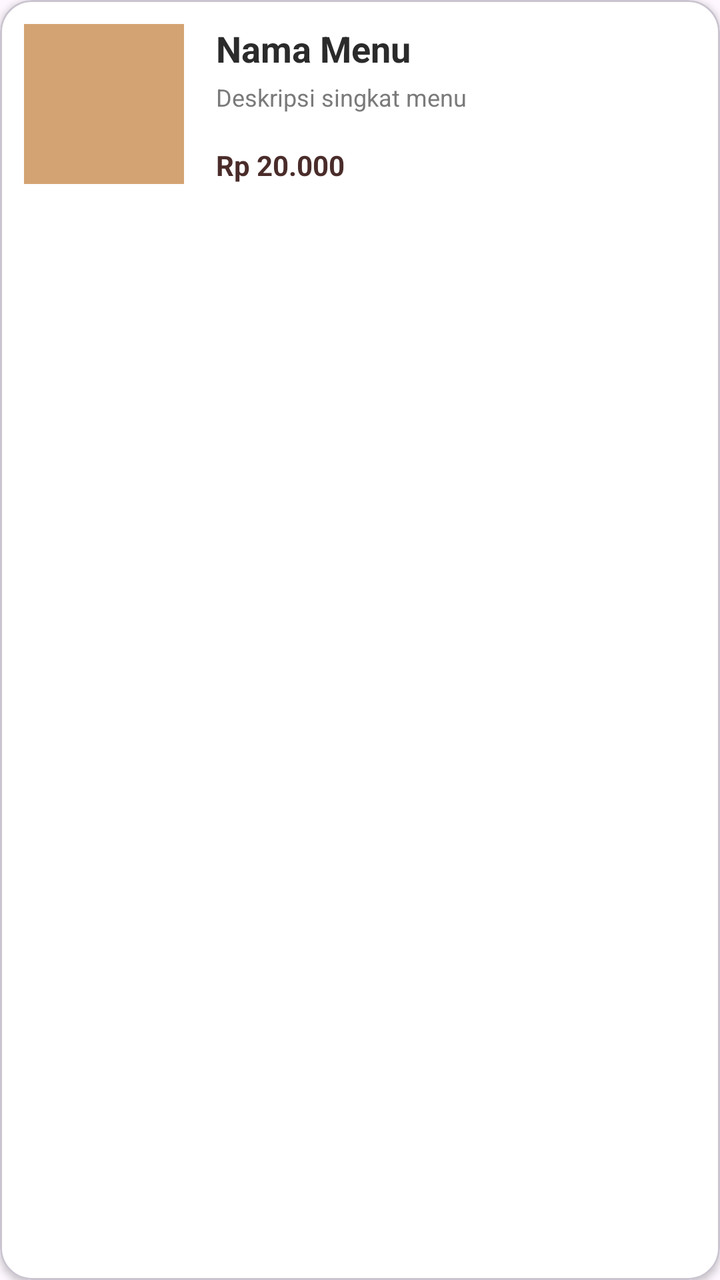
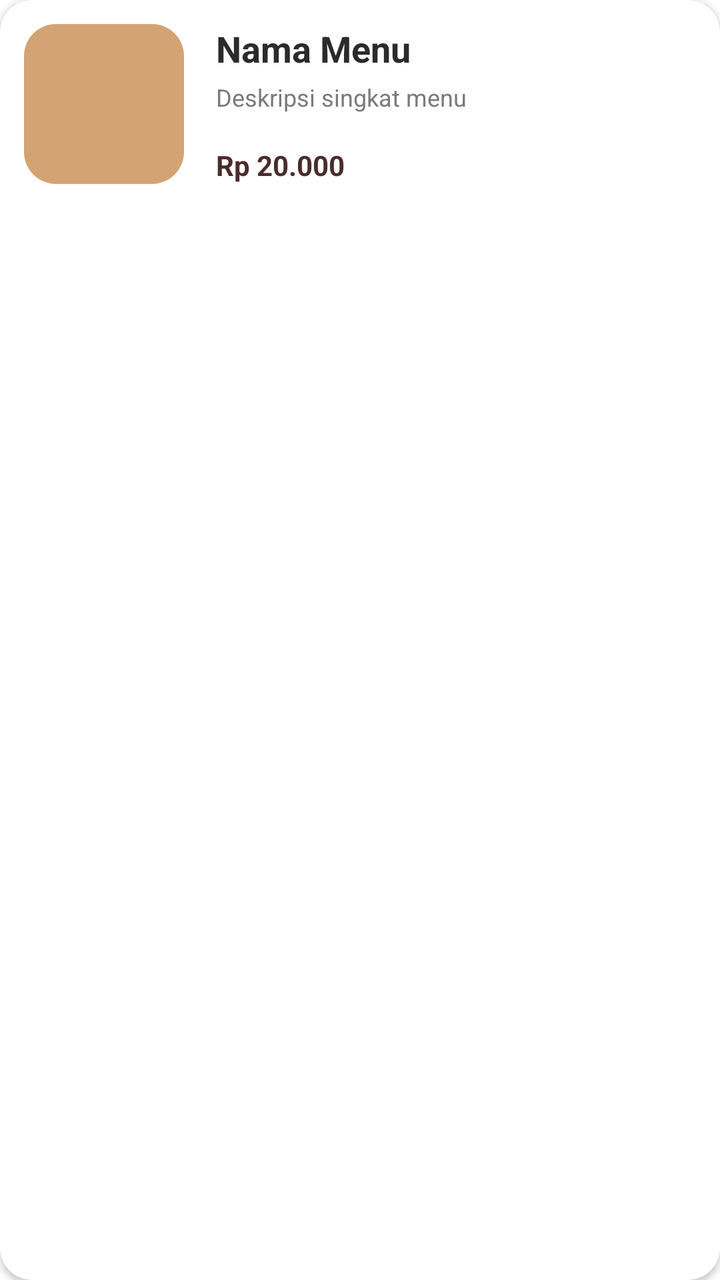

Before-and-after screenshots of an Android layout around one commit, followed by the original layout XML and the change that was made.
<!-- AndroidManifest.xml: application theme Theme.KopiDanNyemil -->
<!-- res/layout/item_menu.xml -->
<?xml version="1.0" encoding="utf-8"?>
<com.google.android.material.card.MaterialCardView xmlns:android="http://schemas.android.com/apk/res/android"
    xmlns:app="http://schemas.android.com/apk/res-auto"
    android:layout_width="match_parent"
    android:layout_height="wrap_content"
    android:layout_marginHorizontal="16dp"
    android:layout_marginVertical="8dp"
    app:cardBackgroundColor="@color/surface"
    app:cardCornerRadius="16dp"
    app:cardElevation="2dp">

    <androidx.constraintlayout.widget.ConstraintLayout
        android:layout_width="match_parent"
        android:layout_height="wrap_content"
        android:padding="12dp">

        
        <ImageView
            android:id="@+id/imgMenu"
            android:layout_width="80dp"
            android:layout_height="80dp"
            android:background="@color/secondary"
            android:scaleType="centerCrop"
            app:layout_constraintBottom_toBottomOf="parent"
            app:layout_constraintStart_toStartOf="parent"
            app:layout_constraintTop_toTopOf="parent" />

        
        <TextView
            android:id="@+id/tvMenuName"
            android:layout_width="0dp"
            android:layout_height="wrap_content"
            android:layout_marginStart="16dp"
            android:text="Nama Menu"
            android:textColor="@color/text_primary"
            android:textSize="18sp"
            android:textStyle="bold"
            app:layout_constraintEnd_toEndOf="parent"
            app:layout_constraintStart_toEndOf="@+id/imgMenu"
            app:layout_constraintTop_toTopOf="@+id/imgMenu" />

        
        <TextView
            android:id="@+id/tvMenuDesc"
            android:layout_width="0dp"
            android:layout_height="wrap_content"
            android:layout_marginStart="16dp"
            android:layout_marginTop="4dp"
            android:text="Deskripsi singkat menu"
            android:textColor="@color/text_secondary"
            android:textSize="12sp"
            app:layout_constraintEnd_toEndOf="parent"
            app:layout_constraintStart_toEndOf="@+id/imgMenu"
            app:layout_constraintTop_toBottomOf="@+id/tvMenuName" />

        
        <TextView
            android:id="@+id/tvMenuPrice"
            android:layout_width="wrap_content"
            android:layout_height="wrap_content"
            android:layout_marginStart="16dp"
            android:layout_marginTop="8dp"
            android:text="Rp 20.000"
            android:textColor="@color/primary"
            android:textSize="14sp"
            android:textStyle="bold"
            app:layout_constraintBottom_toBottomOf="@+id/imgMenu"
            app:layout_constraintStart_toEndOf="@+id/imgMenu" />

    </androidx.constraintlayout.widget.ConstraintLayout>
</com.google.android.material.card.MaterialCardView>
<!-- resources referenced by this layout -->
<resources>
  <color name="primary">#4A2C2A</color>
  <color name="secondary">#D4A373</color>
  <color name="surface">#FFFFFF</color>
  <color name="text_primary">#2B2B2B</color>
  <color name="text_secondary">#7A7A7A</color>
  <style name="Theme.KopiDanNyemil" parent="Base.Theme.KopiDanNyemil" />
  <style name="Base.Theme.KopiDanNyemil" parent="Theme.Material3.DayNight.NoActionBar">
          
          
      </style>
</resources>

<!-- the commit's change to res/layout/item_menu.xml (unified diff, before → after) -->
@@ -15,15 +15,24 @@
         android:padding="12dp">
 
         
-        <ImageView
-            android:id="@+id/imgMenu"
+        <com.google.android.material.card.MaterialCardView
+            android:id="@+id/cardImgMenu"
             android:layout_width="80dp"
             android:layout_height="80dp"
-            android:background="@color/secondary"
-            android:scaleType="centerCrop"
+            app:cardCornerRadius="16dp"
+            app:cardElevation="0dp"
             app:layout_constraintBottom_toBottomOf="parent"
             app:layout_constraintStart_toStartOf="parent"
-            app:layout_constraintTop_toTopOf="parent" />
+            app:layout_constraintTop_toTopOf="parent">
+
+            <ImageView
+                android:id="@+id/imgMenu"
+                android:layout_width="match_parent"
+                android:layout_height="match_parent"
+                android:background="@color/secondary"
+                android:scaleType="centerCrop" />
+
+        </com.google.android.material.card.MaterialCardView>
 
         
         <TextView
@@ -35,9 +44,11 @@
             android:textColor="@color/text_primary"
             android:textSize="18sp"
             android:textStyle="bold"
+            android:maxLines="1"
+            android:ellipsize="end"
             app:layout_constraintEnd_toEndOf="parent"
-            app:layout_constraintStart_toEndOf="@+id/imgMenu"
-            app:layout_constraintTop_toTopOf="@+id/imgMenu" />
+            app:layout_constraintStart_toEndOf="@+id/cardImgMenu"
+            app:layout_constraintTop_toTopOf="@+id/cardImgMenu" />
 
         
         <TextView
@@ -49,8 +60,10 @@
             android:text="Deskripsi singkat menu"
             android:textColor="@color/text_secondary"
             android:textSize="12sp"
+            android:maxLines="2"
+            android:ellipsize="end"
             app:layout_constraintEnd_toEndOf="parent"
-            app:layout_constraintStart_toEndOf="@+id/imgMenu"
+            app:layout_constraintStart_toEndOf="@+id/cardImgMenu"
             app:layout_constraintTop_toBottomOf="@+id/tvMenuName" />
 
         
@@ -64,8 +77,8 @@
             android:textColor="@color/primary"
             android:textSize="14sp"
             android:textStyle="bold"
-            app:layout_constraintBottom_toBottomOf="@+id/imgMenu"
-            app:layout_constraintStart_toEndOf="@+id/imgMenu" />
+            app:layout_constraintBottom_toBottomOf="@+id/cardImgMenu"
+            app:layout_constraintStart_toEndOf="@+id/cardImgMenu" />
 
     </androidx.constraintlayout.widget.ConstraintLayout>
 </com.google.android.material.card.MaterialCardView>
<!-- resource entries referenced after the edit -->
@@ -6,9 +6,24 @@
   <color name="text_primary">#2B2B2B</color>
   <color name="text_secondary">#7A7A7A</color>
   <style name="Theme.KopiDanNyemil" parent="Base.Theme.KopiDanNyemil" />
-  <style name="Base.Theme.KopiDanNyemil" parent="Theme.Material3.DayNight.NoActionBar">
+  <style name="Base.Theme.KopiDanNyemil" parent="Theme.MaterialComponents.DayNight.NoActionBar">
+  
           
+          <item name="colorPrimary">@color/primary</item>
+          <item name="colorPrimaryVariant">@color/primary</item>
+          <item name="colorOnPrimary">@color/white</item>
+  
+          <item name="colorSecondary">@color/secondary</item>
+          <item name="colorSecondaryVariant">@color/secondary</item>
+          <item name="colorOnSecondary">@color/primary</item>
+  
           
+          <item name="android:statusBarColor">@color/background</item>
+          <item name="android:windowLightStatusBar">true</item>
+  
+          <item name="android:textColorHint">@color/text_secondary</item>
       </style>
+  <color name="white">#FFFFFF</color>
+  <color name="background">#FAEDCD</color>
 </resources>
 
